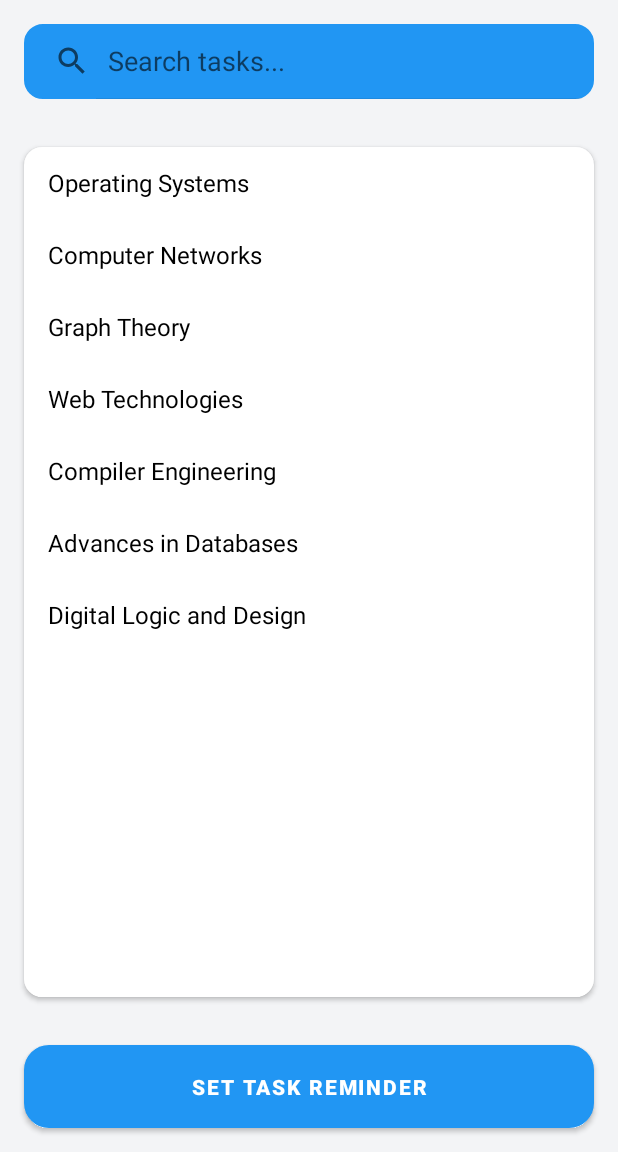
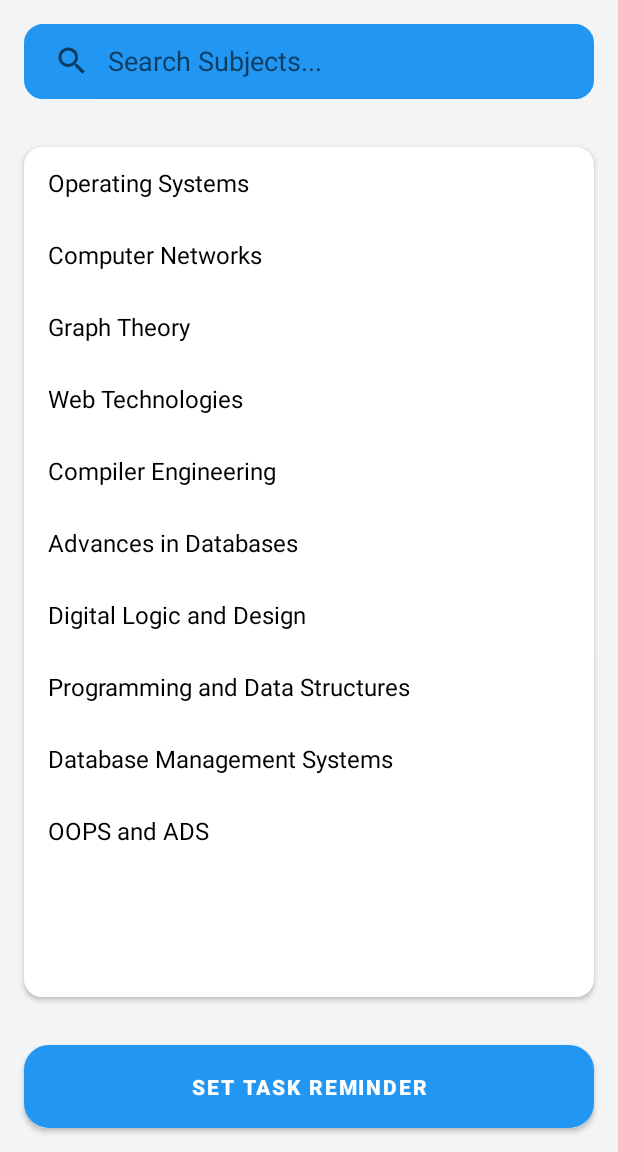
Before and after one commit to CHAIGANESH/Text_Stream, an Android app: the screen it shows after launch (MainActivity), on a phone screen of 412 x 824 dp, the part 84-1236 px from its top. Run offline under Robolectric (Android 15) with nearby library versions, the phone set to English and light mode, and no system bars.

```diff
--- a/app/src/main/java/com/example/textstream/MainActivity.java
+++ b/app/src/main/java/com/example/textstream/MainActivity.java
@@ -38,6 +38,10 @@ public class MainActivity extends AppCompatActivity {
         blockList.add(new BlockItem("Compiler Engineering","Open Text Book", subjects.class, getString(R.string.ce_obj), "ce_notes", getString(R.string.ce_book)));
         blockList.add(new BlockItem("Advances in Databases","Open Text Book", subjects.class, getString(R.string.adb_obj), "adb_notes", getString(R.string.adb_book)));
         blockList.add(new BlockItem("Digital Logic and Design","Open Text Book", subjects.class, getString(R.string.dld_obj), "dld_notes", getString(R.string.dld_book)));
+        blockList.add(new BlockItem("Programming and Data Structures","Open Text Book", subjects.class, getString(R.string.pds_obj), "pds_notes", getString(R.string.pds_book)));
+        blockList.add(new BlockItem("Database Management Systems","Open Text Book", subjects.class, getString(R.string.dbms_obj), "dbms_notes", getString(R.string.dbms_book)));
+        blockList.add(new BlockItem("OOPS and ADS","Open Text Book", subjects.class, getString(R.string.oops_obj), "oops_notes", getString(R.string.oops_book)));
+
 
         blockAdapter = new BlockAdapter(blockList);
         recyclerView.setLayoutManager(new LinearLayoutManager(this));
--- a/app/src/main/res/layout/activity_main.xml
+++ b/app/src/main/res/layout/activity_main.xml
@@ -40,7 +40,7 @@
         android:background="@drawable/rounded_search_view"
         android:backgroundTint="@color/my_blue_primary"
         app:iconifiedByDefault="false"
-        app:queryHint="Search tasks..." />
+        app:queryHint="Search Subjects..." />
 
     <!-- RecyclerView -->
     <androidx.recyclerview.widget.RecyclerView
--- a/app/src/main/res/values/strings.xml
+++ b/app/src/main/res/values/strings.xml
@@ -42,6 +42,32 @@ circuits.
 simple digital systems.
 5.To learn to write code in Hardware Definition Language for designing larger digital
 systems.</string>
+    <string name="pds_obj">Objectives\n
+1.To introduce the basics of C programming language.
+2.To learn the concepts of advanced features of C.
+3.To understand the concepts of ADTs and linear data structures.
+4.To know the concepts of non-linear data structure and hashing.
+5.To familiarize the concepts of sorting and searching techniques.
+systems.</string>
+    <string name="dbms_obj">Objectives\n
+1.To learn the fundamentals of data models, conceptualize and depict a database
+system using ER diagram.
+2.To study the principles to be followed to create an effective relational database and
+write SQL queries to store/retrieve data to/from database systems.
+3.To know the fundamental concepts of transaction processing, concurrency control
+techniques and recovery procedure.
+4.To learn about the internal storage structures using different file and indexing
+techniques and the basics of query processing and optimization.
+5.To study the basics of distributed databases, semi-structured and un-structured data
+models.</string>
+    <string name="oops_obj">Objectives\n
+1.To introduce basic concepts and advanced features of Object Oriented
+Programming.
+2.To learn and implement different data structures using object oriented
+concepts.
+3.To learn about non-linear data structures.
+4.To familiarize with graph and graph-related algorithms.
+5.To learn about the applications of graphs for real world problem solving.</string>
     <string name="os_book">Operating Systems.pdf</string>
     <string name="cn_book">Computer Networks.pdf</string>
     <string name="gt_book">Graph Theory.pdf</string>
@@ -49,4 +75,7 @@ systems.</string>
     <string name="ce_book">Compiler Engineering.pdf</string>
     <string name="adb_book">Advances in Database.pdf</string>
     <string name="dld_book">dld.pdf</string>
+    <string name="pds_book">pds.pdf</string>
+    <string name="dbms_book">dbms.pdf</string>
+    <string name="oops_book">oops.pdf</string>
 </resources>
```
Also changed, not shown: 5 other files.
